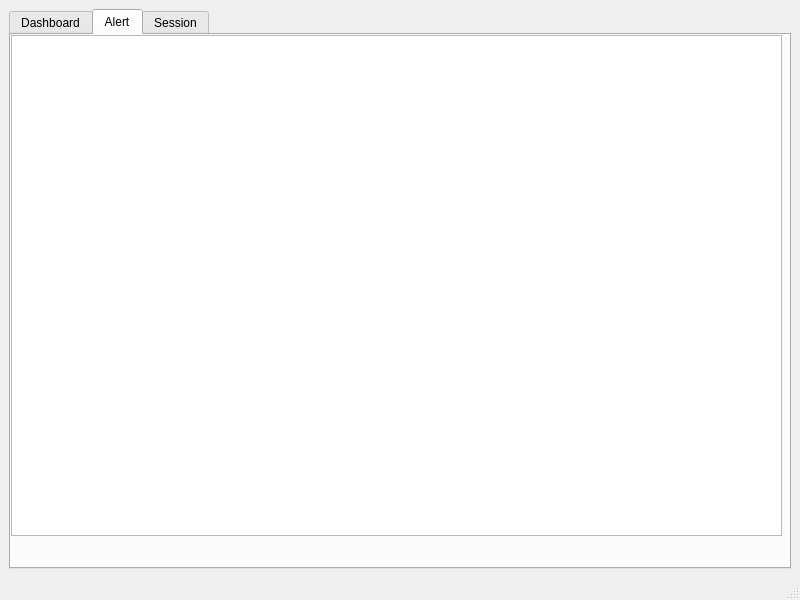
Above: forms/mainwindow.ui from Henry93s/Argus_IPS_Client before the change. Below: the same form after it.
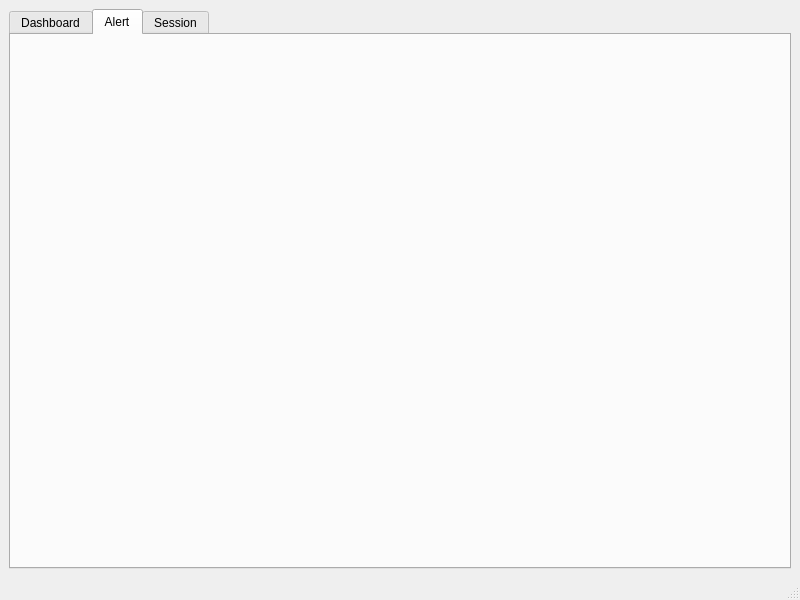
That is the form after the change.

Patch:
```diff
--- a/forms/mainwindow.ui
+++ b/forms/mainwindow.ui
@@ -14,7 +14,7 @@
    <string>MainWindow</string>
   </property>
   <widget class="QWidget" name="centralwidget">
-   <layout class="QHBoxLayout" name="horizontalLayout">
+   <layout class="QVBoxLayout" name="verticalLayout">
     <item>
      <widget class="QTabWidget" name="tabWidget">
       <property name="currentIndex">
@@ -29,16 +29,6 @@
        <attribute name="title">
         <string>Alert</string>
        </attribute>
-       <widget class="QListWidget" name="listWidget">
-        <property name="geometry">
-         <rect>
-          <x>0</x>
-          <y>0</y>
-          <width>771</width>
-          <height>501</height>
-         </rect>
-        </property>
-       </widget>
       </widget>
       <widget class="QWidget" name="Session">
        <attribute name="title">
```
